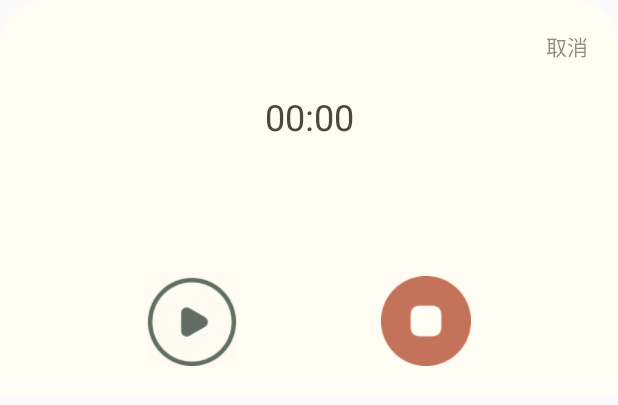
After one commit to bueaty12345/Bujen, an Android app: the layout bottom_voice_layout.xml on its own in the app's theme, with its tools: preview values and no code run, on a phone screen of 412 x 824 dp. The commit adds this screen. Shown: the top 405 px of the screen. Run offline under Robolectric (Android 15) with nearby library versions, the phone set to English and light mode, and no system bars.

Commit message:
fead-parywrite

```diff
--- /dev/null
+++ b/app/src/main/java/com/yunsong/bujen/pary/VisualizerView.java
@@ -0,0 +1,65 @@
+package com.yunsong.bujen.pary;
+
+import android.content.Context;
+import android.graphics.Canvas;
+import android.graphics.Color;
+import android.graphics.Paint;
+
+import android.util.AttributeSet;
+import android.view.View;
+
+import android.graphics.Path;
+
+
+import java.util.LinkedList;
+import java.util.Queue;
+
+public class VisualizerView extends View {
+    private Paint paint;
+    private Path wavePath;
+    private Queue<Integer> amplitudeQueue = new LinkedList<>();
+    private static final int MAX_POINTS = 50; // 采样点数量
+
+    public VisualizerView(Context context, AttributeSet attrs) {
+        super(context, attrs);
+        paint = new Paint();
+        paint.setColor(Color.parseColor("#BAAE9C")); // 设置颜色
+        paint.setStrokeWidth(6f);
+        paint.setStyle(Paint.Style.STROKE);
+        paint.setAntiAlias(true); // 抗锯齿
+        wavePath = new Path();
+    }
+
+    public void updateVolume(int amplitude) {
+        if (amplitudeQueue.size() >= MAX_POINTS) {
+            amplitudeQueue.poll(); // 移除旧数据
+        }
+        amplitudeQueue.add(amplitude);
+        postInvalidateOnAnimation(); // 平滑刷新 UI
+    }
+
+    @Override
+    protected void onDraw(Canvas canvas) {
+        super.onDraw(canvas);
+        int width = getWidth();
+        int height = getHeight();
+        int centerY = height / 2;
+
+        wavePath.reset();
+        float spacing = (float) width / MAX_POINTS;
+        int i = 0;
+
+        for (int amp : amplitudeQueue) {
+            float x = i * spacing;
+            float y = centerY - ((float) amp / 32768) * centerY; // 音量映射到高度
+            if (i == 0) {
+                wavePath.moveTo(x, y);
+            } else {
+                wavePath.lineTo(x, y);
+            }
+            i++;
+        }
+
+        canvas.drawPath(wavePath, paint);
+    }
+}
--- /dev/null
+++ b/app/src/main/res/drawable/shape_bottom_voice_dialog.xml
@@ -0,0 +1,22 @@
+<?xml version="1.0" encoding="utf-8"?>
+<shape
+    xmlns:android="http://schemas.android.com/apk/res/android"
+    android:shape="rectangle">
+
+    <!-- 圆角的半径 -->
+    <corners
+        android:topLeftRadius="30dp"
+        android:topRightRadius="30dp"
+        />
+
+    <!-- 填充颜色 -->
+    <solid android:color="#FFFCF3"/>
+    <!-- 边框的宽度,每段虚线的长度，和两段虚线之间的间隔和颜色 -->
+    <!--    <stroke-->
+    <!--        android:width="2dp"-->
+    <!--        android:color="#666666"/>-->
+
+
+
+
+</shape>
--- /dev/null
+++ b/app/src/main/res/layout/bottom_voice_layout.xml
@@ -0,0 +1,60 @@
+<?xml version="1.0" encoding="utf-8"?>
+<LinearLayout xmlns:android="http://schemas.android.com/apk/res/android"
+    xmlns:app="http://schemas.android.com/apk/res-auto"
+    android:layout_width="match_parent"
+    android:layout_height="wrap_content"
+    android:orientation="vertical"
+    android:background="@drawable/shape_bottom_voice_dialog">
+
+    <TextView
+        android:id="@+id/txt_Cancel"
+        android:layout_width="match_parent"
+        android:layout_height="wrap_content"
+        android:layout_margin="10dp"
+        android:gravity="right"
+        android:padding="10dp"
+        android:text="取消"
+        android:textColor="#9549392D" />
+
+    <TextView
+        android:id="@+id/txt_duration"
+        android:layout_width="match_parent"
+        android:layout_height="wrap_content"
+        android:gravity="center"
+        android:text="00:00"
+        android:textColor="#4D473D"
+        android:textSize="24sp" />
+
+    <com.yunsong.bujen.pary.VisualizerView
+        android:id="@+id/visualizerView"
+        android:layout_width="match_parent"
+        android:layout_height="50dp"
+        android:layout_alignParentTop="true"
+        android:layout_centerHorizontal="true"
+        android:layout_marginTop="20dp" />
+
+
+    <LinearLayout
+        android:layout_width="match_parent"
+        android:layout_height="match_parent"
+        android:layout_marginLeft="50dp"
+        android:layout_marginTop="20dp"
+        android:layout_marginRight="50dp"
+        android:layout_marginBottom="20dp"
+        android:orientation="horizontal">
+
+        <ImageView
+            android:id="@+id/img_play"
+            android:layout_width="60dp"
+            android:layout_height="60dp"
+            android:layout_weight="1"
+            app:srcCompat="@drawable/icon_voice_play" />
+
+        <ImageView
+            android:id="@+id/img_stop"
+            android:layout_width="60dp"
+            android:layout_height="60dp"
+            android:layout_weight="1"
+            app:srcCompat="@drawable/icon_voice_stop" />
+    </LinearLayout>
+</LinearLayout>
--- a/app/src/main/res/xml/file_paths.xml
+++ /dev/null
@@ -1,6 +0,0 @@
-<?xml version="1.0" encoding="utf-8"?>
-<paths xmlns:android="http://schemas.android.com/apk/res/android">
-    <external-path
-        name="external_files"
-        path="." />
-</paths>
```
Also changed, not shown: app/build.gradle (+0 -14 lines), app/src/main/AndroidManifest.xml (+1 -11 lines), app/src/main/java/com/yunsong/bujen/pary/AudioRecorder.java (added, +164 -0 lines), app/src/main/java/com/yunsong/bujen/pary/Owned.java (+14 -3 lines), app/src/main/java/com/yunsong/bujen/pary/ParyWrite.java (+246 -8 lines), app/src/main/res/layout/activity_owned.xml (+13 -1 lines), app/src/main/res/values/themes.xml (+7 -0 lines), app/src/main/res/drawable/icon_voice_play.png (added), app/src/main/res/drawable/icon_voice_stop.png (added).
